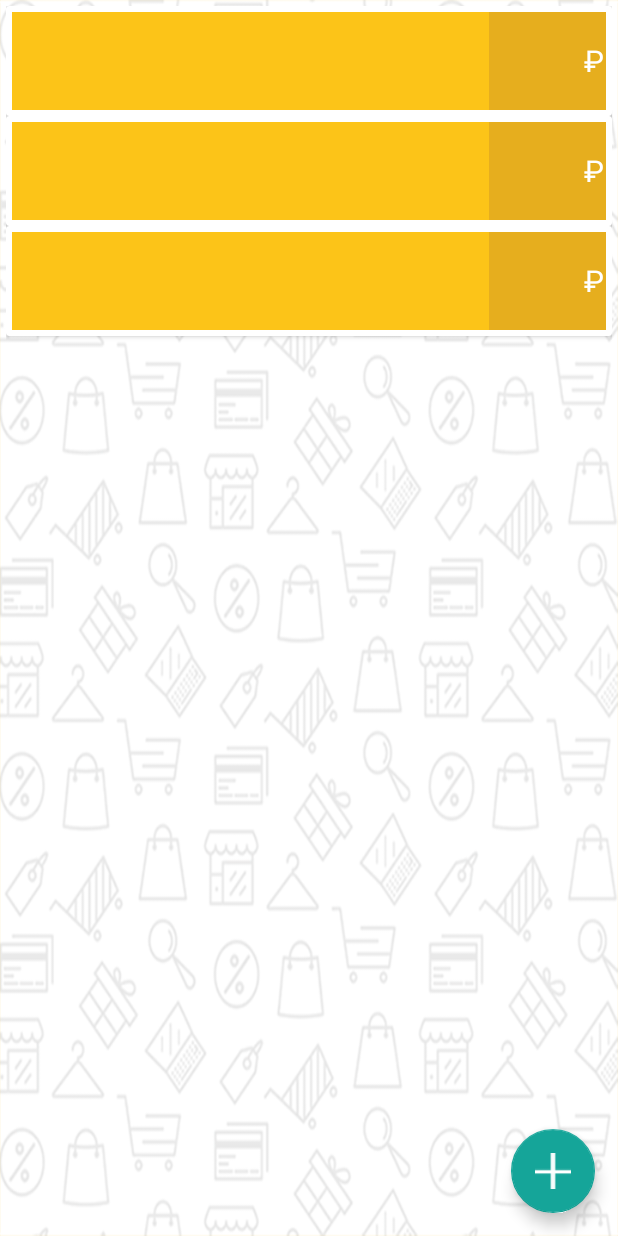
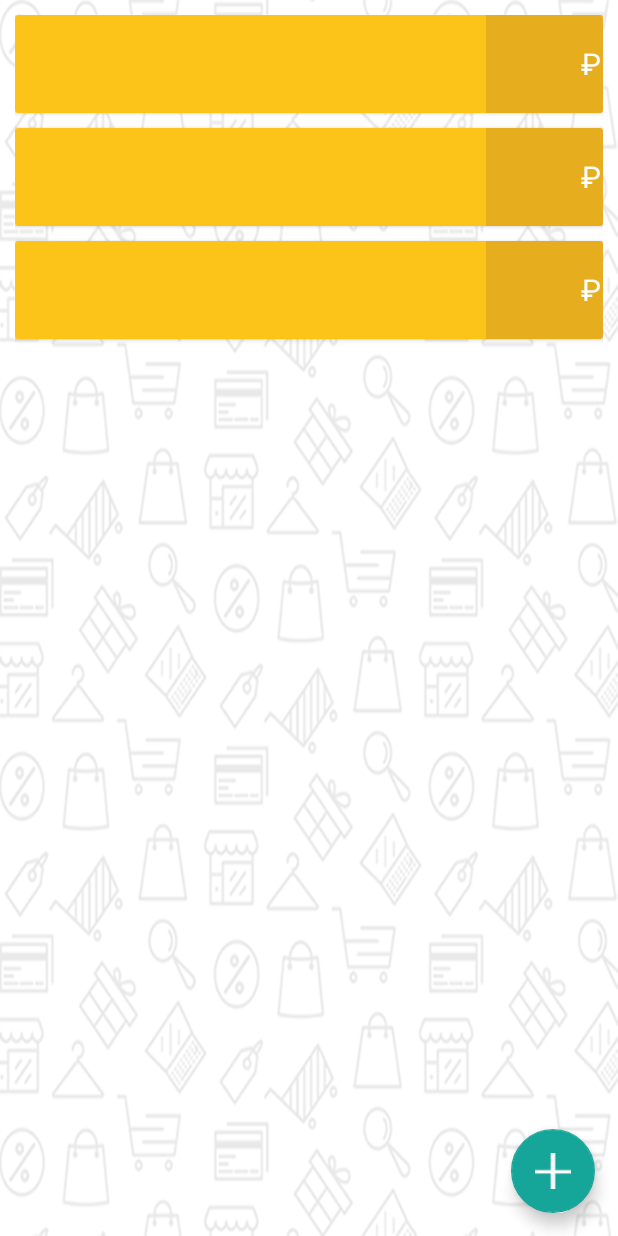
Before and after one commit to Cycloone/MoneyTrackerLoftschool, an Android app: the layout items.xml on its own in the app's theme, with its tools: preview values and no code run, on a phone screen of 412 x 824 dp. Run offline under Robolectric (Android 15) with nearby library versions, the phone set to English and light mode, and no system bars.

Commit message:
Fix task about material design + add CardView + bug fix

```diff
--- a/app/src/main/java/moneytracker2017/loftschool/com/loftschoolmoneytrackerjune17/ItemsAdapter.java
+++ b/app/src/main/java/moneytracker2017/loftschool/com/loftschoolmoneytrackerjune17/ItemsAdapter.java
@@ -19,7 +19,7 @@ class ItemsAdapter extends RecyclerView.Adapter<ItemsAdapter.ItemViewHolder> {
 
     @Override
     public ItemViewHolder onCreateViewHolder(ViewGroup parent, int viewType) {
-        return new ItemViewHolder(LayoutInflater.from(parent.getContext()).inflate(R.layout.item, null));
+        return new ItemViewHolder(LayoutInflater.from(parent.getContext()).inflate(R.layout.item, parent, false));
     }
 
     @Override
--- a/app/src/main/res/layout/item.xml
+++ b/app/src/main/res/layout/item.xml
@@ -3,15 +3,17 @@
     xmlns:card_view="http://schemas.android.com/apk/res-auto"
     android:layout_width="match_parent"
     android:layout_height="wrap_content"
-    android:padding="@dimen/margin_small"
+    android:layout_marginBottom="@dimen/margin_between_rows"
+    android:clickable="true"
+    android:focusable="true"
+    android:foreground="?android:attr/selectableItemBackground"
     android:elevation="@dimen/margin_small"
     card_view:cardCornerRadius="2dp">
 
     <RelativeLayout
         android:id="@+id/item_container"
         android:layout_width="match_parent"
-        android:layout_height="wrap_content"
-        android:padding="@dimen/margin_small">
+        android:layout_height="wrap_content">
 
         <TextView
             android:id="@+id/name"
--- a/app/src/main/res/layout/items.xml
+++ b/app/src/main/res/layout/items.xml
@@ -4,7 +4,7 @@
     xmlns:tools="http://schemas.android.com/tools"
     android:layout_width="match_parent"
     android:layout_height="match_parent"
-    android:background="@drawable/bg_item">
+    android:background="@drawable/bg_pattern">
 
     <android.support.v4.widget.SwipeRefreshLayout
         android:id="@+id/refresh"
@@ -15,8 +15,7 @@
             android:id="@+id/items"
             android:layout_width="match_parent"
             android:layout_height="match_parent"
-            android:background="@drawable/bg_pattern"
-            android:padding="@dimen/margin_small"
+            android:padding="@dimen/margin_between_rows"
             app:layoutManager="android.support.v7.widget.LinearLayoutManager"
             tools:listitem="@layout/item" />
     </android.support.v4.widget.SwipeRefreshLayout>
```
Also changed, not shown: app/src/main/res/menu/items.xml (added, +10 -0 lines).
